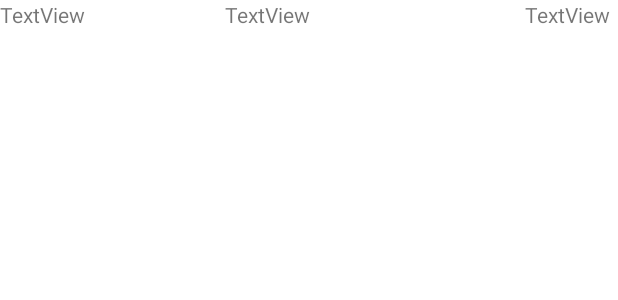
After one commit to neguss/PAB, an Android app: the layout audit_row.xml on its own in the app's theme, with its tools: preview values and no code run, on a phone screen of 412 x 824 dp. The commit adds this screen. Shown: the top 300 px of the screen. Run offline under Robolectric (Android 15) with nearby library versions, the phone set to English and light mode, and no system bars; network calls fail; Roboto replaces fonts that are not available here.

Commit message:
add view for auditors

```diff
--- /dev/null
+++ b/app/src/main/res/layout/audit_row.xml
@@ -0,0 +1,31 @@
+<?xml version="1.0" encoding="utf-8"?>
+<androidx.constraintlayout.widget.ConstraintLayout xmlns:android="http://schemas.android.com/apk/res/android"
+    xmlns:app="http://schemas.android.com/apk/res-auto"
+    xmlns:tools="http://schemas.android.com/tools"
+    android:layout_width="match_parent"
+    android:layout_height="wrap_content">
+
+    <TextView
+        android:id="@+id/textView2"
+        android:layout_width="150dp"
+        android:layout_height="wrap_content"
+        android:text="TextView"
+        app:layout_constraintStart_toStartOf="parent"
+        app:layout_constraintTop_toTopOf="parent" />
+
+    <TextView
+        android:id="@+id/textView3"
+        android:layout_width="200dp"
+        android:layout_height="wrap_content"
+        android:text="TextView"
+        app:layout_constraintStart_toEndOf="@+id/textView2"
+        app:layout_constraintTop_toTopOf="parent" />
+
+    <TextView
+        android:id="@+id/textView4"
+        android:layout_width="wrap_content"
+        android:layout_height="wrap_content"
+        android:text="TextView"
+        app:layout_constraintStart_toEndOf="@+id/textView3"
+        app:layout_constraintTop_toTopOf="parent" />
+</androidx.constraintlayout.widget.ConstraintLayout>
```
Also changed, not shown: app/src/main/java/com/example/myapplication/DBHelper.kt (+2 -9 lines), app/src/main/java/com/example/myapplication/auditors.kt (+13 -1 lines), app/src/main/res/layout/activity_auditors.xml (+67 -0 lines).
